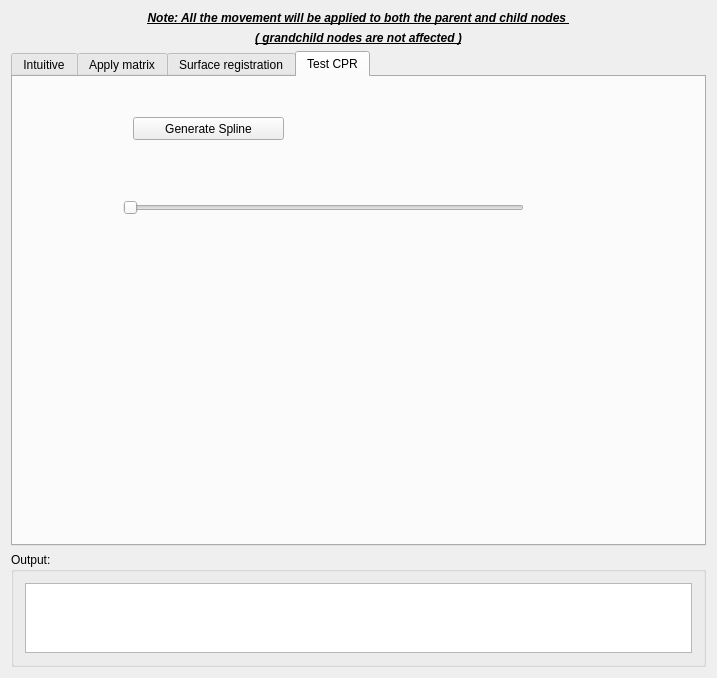
Above: Plugins/org.mitk.lancet.movedata/src/internal/MoveDataControls.ui from zhaomengxiao/LancetMITK-Adition before the change. Below: the same form after it.
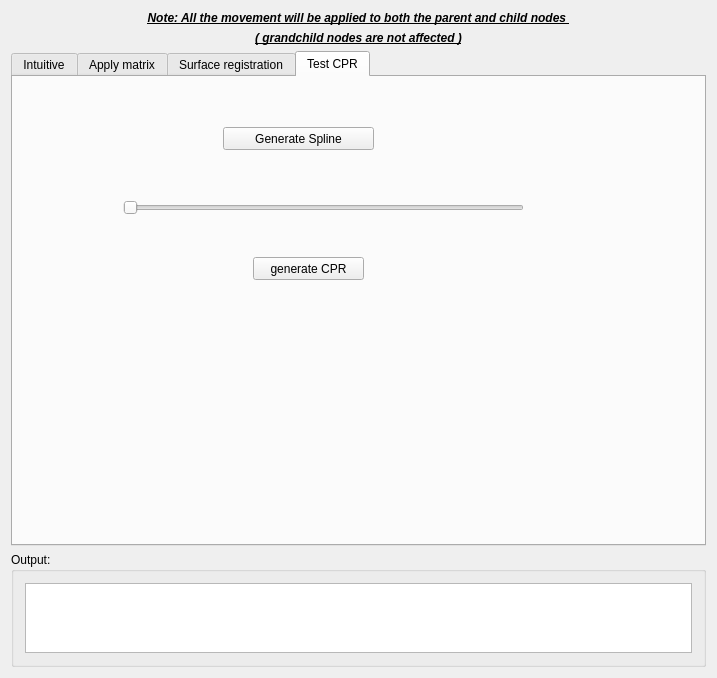
That is the form after the change. Custom widgets are drawn as their Qt base class.

Commit message: vtkProbeFIlter trial

```diff
--- a/Plugins/org.mitk.lancet.movedata/src/internal/MoveDataControls.ui
+++ b/Plugins/org.mitk.lancet.movedata/src/internal/MoveDataControls.ui
@@ -1041,8 +1041,8 @@
       <widget class="QPushButton" name="pushButton_testCrosshair">
        <property name="geometry">
         <rect>
-         <x>120</x>
-         <y>40</y>
+         <x>210</x>
+         <y>50</y>
          <width>151</width>
          <height>23</height>
         </rect>
@@ -1064,6 +1064,19 @@
         <enum>Qt::Horizontal</enum>
        </property>
       </widget>
+      <widget class="QPushButton" name="pushButton_testCPR">
+       <property name="geometry">
+        <rect>
+         <x>240</x>
+         <y>180</y>
+         <width>111</width>
+         <height>23</height>
+        </rect>
+       </property>
+       <property name="text">
+        <string>generate CPR</string>
+       </property>
+      </widget>
      </widget>
     </widget>
    </item>
```
The commit also changes 2 other files.
